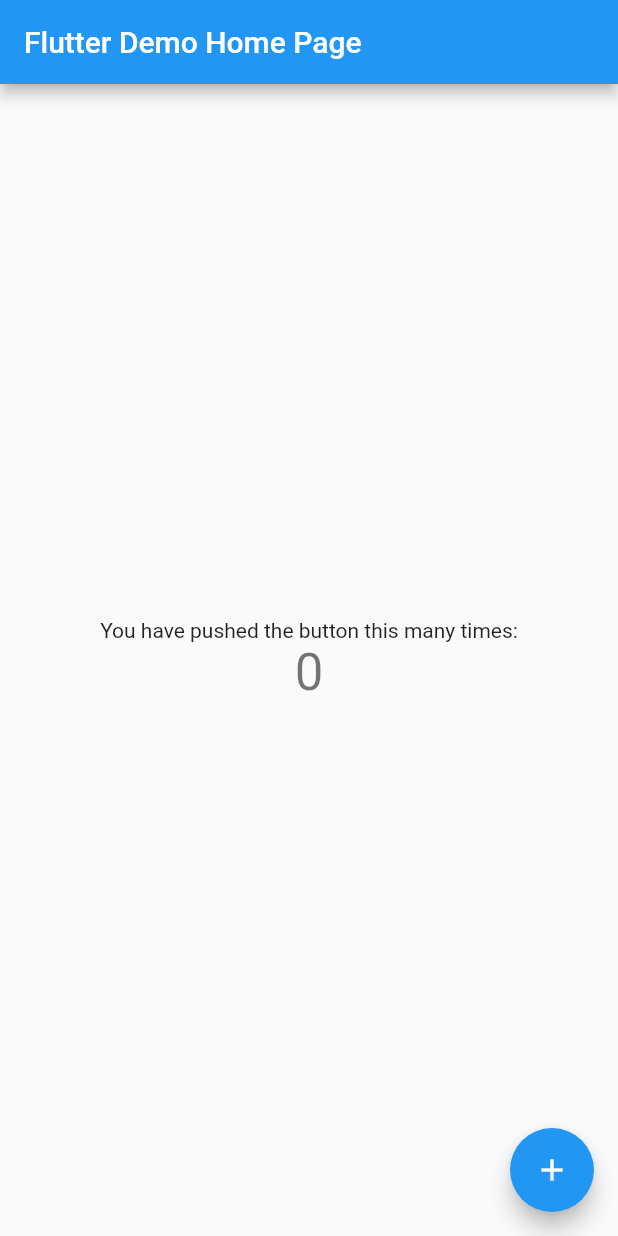
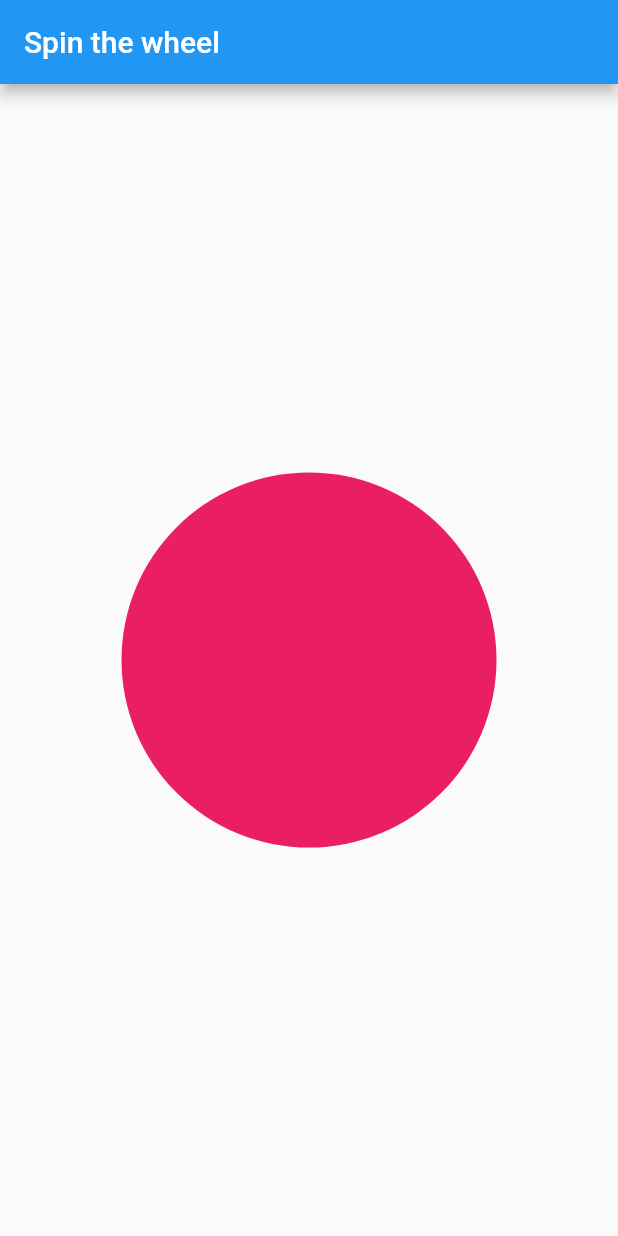
Before and after one commit to bonesyblue/spin-the-wheel, a Flutter app: the screen it shows after launch, on a phone screen of 412 x 824 dp. Run offline on Flutter 3.47's test engine with Material 2 defaults, Android fonts, the phone set to English and light mode, and no system bars.

Commit message:
feat: Paint custo wheel background

```diff
--- a/lib/main.dart
+++ b/lib/main.dart
@@ -1,3 +1,4 @@
+import 'package:SpinTheWheel/wheel_spinner_page.dart';
 import 'package:flutter/material.dart';
 
 void main() {
@@ -11,107 +12,15 @@ class MyApp extends StatelessWidget {
     return MaterialApp(
       title: 'Flutter Demo',
       theme: ThemeData(
-        // This is the theme of your application.
-        //
-        // Try running your application with "flutter run". You'll see the
-        // application has a blue toolbar. Then, without quitting the app, try
-        // changing the primarySwatch below to Colors.green and then invoke
-        // "hot reload" (press "r" in the console where you ran "flutter run",
-        // or simply save your changes to "hot reload" in a Flutter IDE).
-        // Notice that the counter didn't reset back to zero; the application
-        // is not restarted.
         primarySwatch: Colors.blue,
-        // This makes the visual density adapt to the platform that you run
-        // the app on. For desktop platforms, the controls will be smaller and
-        // closer together (more dense) than on mobile platforms.
         visualDensity: VisualDensity.adaptivePlatformDensity,
       ),
-      home: MyHomePage(title: 'Flutter Demo Home Page'),
+      home: Scaffold(
+        appBar: AppBar(
+          title: Text("Spin the wheel"),
+        ),
+        body: WheelSpinnerPage(),
+      ),
     );
   }
 }
-
-class MyHomePage extends StatefulWidget {
-  MyHomePage({Key key, this.title}) : super(key: key);
-
-  // This widget is the home page of your application. It is stateful, meaning
-  // that it has a State object (defined below) that contains fields that affect
-  // how it looks.
-
-  // This class is the configuration for the state. It holds the values (in this
-  // case the title) provided by the parent (in this case the App widget) and
-  // used by the build method of the State. Fields in a Widget subclass are
-  // always marked "final".
-
-  final String title;
-
-  @override
-  _MyHomePageState createState() => _MyHomePageState();
-}
-
-class _MyHomePageState extends State<MyHomePage> {
-  int _counter = 0;
-
-  void _incrementCounter() {
-    setState(() {
-      // This call to setState tells the Flutter framework that something has
-      // changed in this State, which causes it to rerun the build method below
-      // so that the display can reflect the updated values. If we changed
-      // _counter without calling setState(), then the build method would not be
-      // called again, and so nothing would appear to happen.
-      _counter++;
-    });
-  }
-
-  @override
-  Widget build(BuildContext context) {
-    // This method is rerun every time setState is called, for instance as done
-    // by the _incrementCounter method above.
-    //
-    // The Flutter framework has been optimized to make rerunning build methods
-    // fast, so that you can just rebuild anything that needs updating rather
-    // than having to individually change instances of widgets.
-    return Scaffold(
-      appBar: AppBar(
-        // Here we take the value from the MyHomePage object that was created by
-        // the App.build method, and use it to set our appbar title.
-        title: Text(widget.title),
-      ),
-      body: Center(
-        // Center is a layout widget. It takes a single child and positions it
-        // in the middle of the parent.
-        child: Column(
-          // Column is also a layout widget. It takes a list of children and
-          // arranges them vertically. By default, it sizes itself to fit its
-          // children horizontally, and tries to be as tall as its parent.
-          //
-          // Invoke "debug painting" (press "p" in the console, choose the
-          // "Toggle Debug Paint" action from the Flutter Inspector in Android
-          // Studio, or the "Toggle Debug Paint" command in Visual Studio Code)
-          // to see the wireframe for each widget.
-          //
-          // Column has various properties to control how it sizes itself and
-          // how it positions its children. Here we use mainAxisAlignment to
-          // center the children vertically; the main axis here is the vertical
-          // axis because Columns are vertical (the cross axis would be
-          // horizontal).
-          mainAxisAlignment: MainAxisAlignment.center,
-          children: <Widget>[
-            Text(
-              'You have pushed the button this many times:',
-            ),
-            Text(
-              '$_counter',
-              style: Theme.of(context).textTheme.headline4,
-            ),
-          ],
-        ),
-      ),
-      floatingActionButton: FloatingActionButton(
-        onPressed: _incrementCounter,
-        tooltip: 'Increment',
-        child: Icon(Icons.add),
-      ), // This trailing comma makes auto-formatting nicer for build methods.
-    );
-  }
-}
--- /dev/null
+++ b/lib/wheel_spinner_page.dart
@@ -0,0 +1,20 @@
+import 'package:SpinTheWheel/wheel_painter.dart';
+import 'package:flutter/material.dart';
+
+// Page to display the wheel painter
+class WheelSpinnerPage extends StatelessWidget {
+  @override
+  Widget build(BuildContext context) {
+    return SafeArea(
+      child: Center(
+        child: Container(
+          width: 250,
+          height: 250,
+          child: CustomPaint(
+            painter: WheelPainter(),
+          ),
+        ),
+      ),
+    );
+  }
+}
```
Also changed, not shown: lib/wheel_painter.dart (added, +27 -0 lines).
